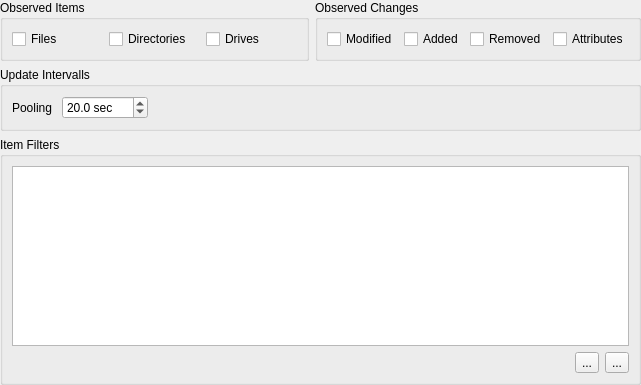
Above: Include/iqtfpf/CDirectoryMonitorParamsGui.ui from naskin-gmg/AcfSln before the change. Below: the same form after it.
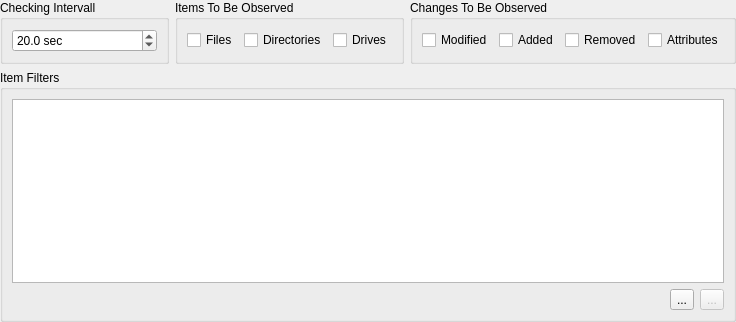
That is the form after the change. Icons and pictures are not drawn.

```diff
--- a/Include/iqtfpf/CDirectoryMonitorParamsGui.ui
+++ b/Include/iqtfpf/CDirectoryMonitorParamsGui.ui
@@ -6,8 +6,8 @@
    <rect>
     <x>0</x>
     <y>0</y>
-    <width>641</width>
-    <height>385</height>
+    <width>736</width>
+    <height>322</height>
    </rect>
   </property>
   <property name="sizePolicy">
@@ -16,12 +16,6 @@
     <verstretch>0</verstretch>
    </sizepolicy>
   </property>
-  <property name="minimumSize">
-   <size>
-    <width>350</width>
-    <height>0</height>
-   </size>
-  </property>
   <property name="windowTitle">
    <string>Directory Monitor Parameters</string>
   </property>
@@ -32,12 +26,43 @@
    <item>
     <layout class="QHBoxLayout" name="horizontalLayout_4">
      <item>
-      <widget class="QGroupBox" name="groupBox">
+      <widget class="QGroupBox" name="groupBox_4">
        <property name="title">
-        <string>Observed Items</string>
+        <string>Checking Intervall</string>
        </property>
        <layout class="QHBoxLayout" name="horizontalLayout">
         <item>
+         <widget class="QDoubleSpinBox" name="PoolingIntervallSpin">
+          <property name="suffix">
+           <string> sec</string>
+          </property>
+          <property name="decimals">
+           <number>1</number>
+          </property>
+          <property name="minimum">
+           <double>0.500000000000000</double>
+          </property>
+          <property name="maximum">
+           <double>1000.000000000000000</double>
+          </property>
+          <property name="singleStep">
+           <double>0.500000000000000</double>
+          </property>
+          <property name="value">
+           <double>20.000000000000000</double>
+          </property>
+         </widget>
+        </item>
+       </layout>
+      </widget>
+     </item>
+     <item>
+      <widget class="QGroupBox" name="groupBox">
+       <property name="title">
+        <string>Items To Be Observed</string>
+       </property>
+       <layout class="QHBoxLayout" name="horizontalLayout_3">
+        <item>
          <widget class="QCheckBox" name="FilesCheck">
           <property name="text">
            <string>Files</string>
@@ -64,7 +89,7 @@
      <item>
       <widget class="QGroupBox" name="groupBox_2">
        <property name="title">
-        <string>Observed Changes</string>
+        <string>Changes To Be Observed</string>
        </property>
        <layout class="QHBoxLayout" name="horizontalLayout_2">
         <item>
@@ -100,55 +125,6 @@
      </item>
     </layout>
    </item>
-   <item>
-    <widget class="QGroupBox" name="groupBox_4">
-     <property name="title">
-      <string>Update Intervalls</string>
-     </property>
-     <layout class="QHBoxLayout" name="horizontalLayout_5">
-      <item>
-       <layout class="QHBoxLayout" name="horizontalLayout_3">
-        <item>
-         <widget class="QLabel" name="label">
-          <property name="text">
-           <string>Pooling </string>
-          </property>
-         </widget>
-        </item>
-        <item>
-         <widget class="QDoubleSpinBox" name="PoolingIntervallSpin">
-          <property name="suffix">
-           <string> sec</string>
-          </property>
-          <property name="decimals">
-           <number>1</number>
-          </property>
-          <property name="maximum">
-           <double>1000.000000000000000</double>
-          </property>
-          <property name="value">
-           <double>20.000000000000000</double>
-          </property>
-         </widget>
-        </item>
-        <item>
-         <spacer name="horizontalSpacer">
-          <property name="orientation">
-           <enum>Qt::Horizontal</enum>
-          </property>
-          <property name="sizeHint" stdset="0">
-           <size>
-            <width>40</width>
-            <height>20</height>
-           </size>
-          </property>
-         </spacer>
-        </item>
-       </layout>
-      </item>
-     </layout>
-    </widget>
-   </item>
    <item>
     <widget class="QGroupBox" name="groupBox_3">
      <property name="title">
@@ -156,7 +132,31 @@
      </property>
      <layout class="QVBoxLayout" name="verticalLayout">
       <item>
-       <widget class="QListWidget" name="FileFiltersList"/>
+       <widget class="QTreeWidget" name="FileFiltersList">
+        <property name="alternatingRowColors">
+         <bool>true</bool>
+        </property>
+        <property name="indentation">
+         <number>0</number>
+        </property>
+        <property name="rootIsDecorated">
+         <bool>false</bool>
+        </property>
+        <property name="allColumnsShowFocus">
+         <bool>true</bool>
+        </property>
+        <property name="columnCount">
+         <number>1</number>
+        </property>
+        <attribute name="headerVisible">
+         <bool>false</bool>
+        </attribute>
+        <column>
+         <property name="text">
+          <string notr="true">1</string>
+         </property>
+        </column>
+       </widget>
       </item>
       <item>
        <layout class="QHBoxLayout" name="horizontalLayout_6">
@@ -186,6 +186,9 @@
         </item>
         <item>
          <widget class="QToolButton" name="RemoveFilterButton">
+          <property name="enabled">
+           <bool>false</bool>
+          </property>
           <property name="text">
            <string>...</string>
           </property>
```
Left out of the diff: 3 changed lines with no effect on the pictures.
